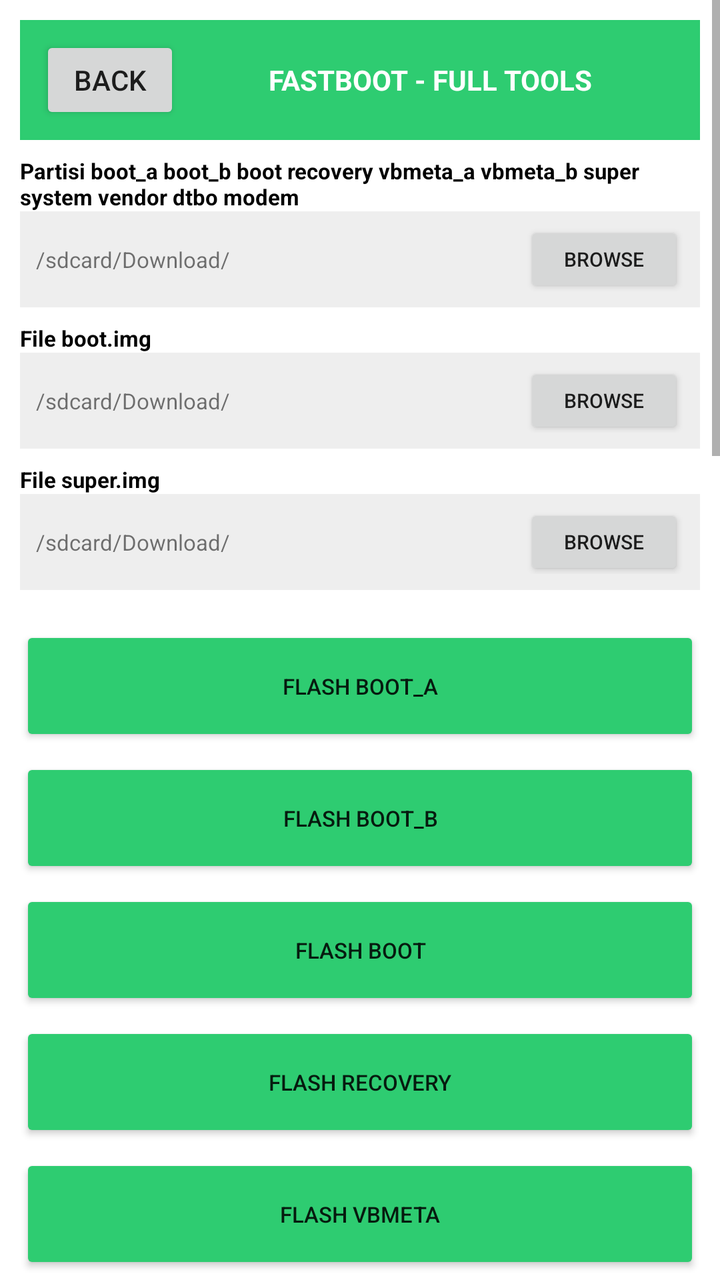
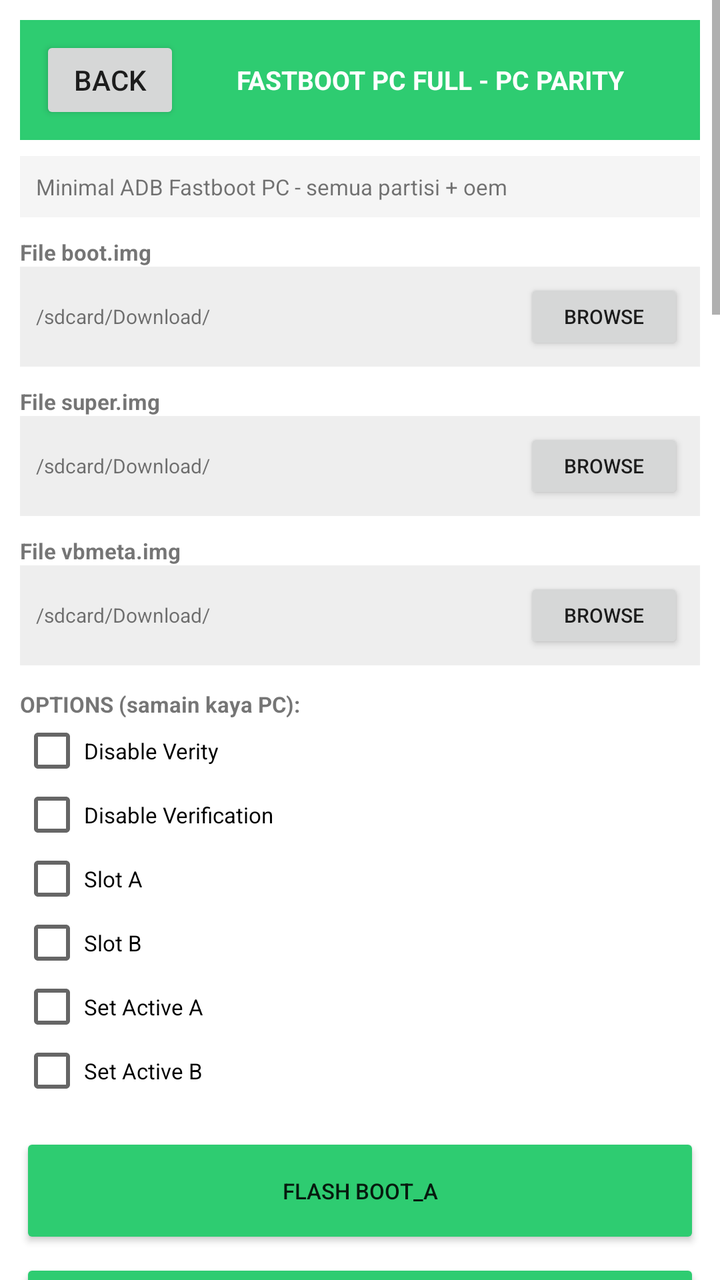

An Android layout rendered at two revisions. The XML below is the earlier revision; the diff shows what the commit changed to produce the second picture.
<!-- AndroidManifest.xml: application theme Theme.OTGFlasher -->
<!-- res/layout/activity_fastboot.xml -->
<?xml version="1.0" encoding="utf-8"?>
<ScrollView xmlns:android="http://schemas.android.com/apk/res/android" android:layout_width="match_parent" android:layout_height="match_parent" android:background="#FFFFFF">
<LinearLayout android:orientation="vertical" android:layout_width="match_parent" android:layout_height="wrap_content" android:padding="10dp">
<LinearLayout android:orientation="horizontal" android:layout_width="match_parent" android:layout_height="60dp" android:background="#2ECC71" android:gravity="center_vertical" android:padding="10dp"><Button android:id="@+id/btnBack" android:text="BACK" android:layout_width="70dp" android:layout_height="44dp"/><TextView android:text="FASTBOOT - FULL TOOLS" android:textSize="14sp" android:textStyle="bold" android:textColor="#FFFFFF" android:layout_width="0dp" android:layout_weight="1" android:layout_height="wrap_content" android:gravity="center"/></LinearLayout>
<TextView android:text="Partisi boot_a boot_b boot recovery vbmeta_a vbmeta_b super system vendor dtbo modem" android:textSize="11sp" android:textColor="#000000" android:layout_width="match_parent" android:layout_height="wrap_content" android:layout_marginTop="8dp" android:textStyle="bold"/>
<LinearLayout android:orientation="horizontal" android:layout_width="match_parent" android:layout_height="48dp" android:background="#EEEEEE" android:gravity="center_vertical" android:padding="8dp"><TextView android:id="@+id/txt_Partisi_boot_a_boot_b_boot_recovery_vbmeta_a_vbmeta_b_super_system_vendor_dtbo_modem" android:text="/sdcard/Download/" android:textSize="11sp" android:layout_width="0dp" android:layout_weight="1" android:layout_height="wrap_content"/><Button android:id="@+id/btn_Partisi_boot_a_boot_b_boot_recovery_vbmeta_a_vbmeta_b_super_system_vendor_dtbo_modem" android:text="BROWSE" android:layout_width="80dp" android:layout_height="38dp" android:textSize="10sp"/></LinearLayout>
<TextView android:text="File boot.img" android:textSize="11sp" android:textColor="#000000" android:layout_width="match_parent" android:layout_height="wrap_content" android:layout_marginTop="8dp" android:textStyle="bold"/>
<LinearLayout android:orientation="horizontal" android:layout_width="match_parent" android:layout_height="48dp" android:background="#EEEEEE" android:gravity="center_vertical" android:padding="8dp"><TextView android:id="@+id/txt_File_boot.img" android:text="/sdcard/Download/" android:textSize="11sp" android:layout_width="0dp" android:layout_weight="1" android:layout_height="wrap_content"/><Button android:id="@+id/btn_File_boot.img" android:text="BROWSE" android:layout_width="80dp" android:layout_height="38dp" android:textSize="10sp"/></LinearLayout>
<TextView android:text="File super.img" android:textSize="11sp" android:textColor="#000000" android:layout_width="match_parent" android:layout_height="wrap_content" android:layout_marginTop="8dp" android:textStyle="bold"/>
<LinearLayout android:orientation="horizontal" android:layout_width="match_parent" android:layout_height="48dp" android:background="#EEEEEE" android:gravity="center_vertical" android:padding="8dp"><TextView android:id="@+id/txt_File_super.img" android:text="/sdcard/Download/" android:textSize="11sp" android:layout_width="0dp" android:layout_weight="1" android:layout_height="wrap_content"/><Button android:id="@+id/btn_File_super.img" android:text="BROWSE" android:layout_width="80dp" android:layout_height="38dp" android:textSize="10sp"/></LinearLayout>

<LinearLayout android:orientation="vertical" android:layout_width="match_parent" android:layout_height="wrap_content" android:layout_marginTop="12dp">
<Button android:id="@+id/btn_FLASH_boot_a" android:text="FLASH boot_a" android:layout_width="match_parent" android:layout_height="60dp" android:textSize="11sp" android:layout_marginTop="6dp" android:backgroundTint="#2ECC71"/>
<Button android:id="@+id/btn_FLASH_boot_b" android:text="FLASH boot_b" android:layout_width="match_parent" android:layout_height="60dp" android:textSize="11sp" android:layout_marginTop="6dp" android:backgroundTint="#2ECC71"/>
<Button android:id="@+id/btn_FLASH_boot" android:text="FLASH boot" android:layout_width="match_parent" android:layout_height="60dp" android:textSize="11sp" android:layout_marginTop="6dp" android:backgroundTint="#2ECC71"/>
<Button android:id="@+id/btn_FLASH_recovery" android:text="FLASH recovery" android:layout_width="match_parent" android:layout_height="60dp" android:textSize="11sp" android:layout_marginTop="6dp" android:backgroundTint="#2ECC71"/>
<Button android:id="@+id/btn_FLASH_vbmeta" android:text="FLASH vbmeta" android:layout_width="match_parent" android:layout_height="60dp" android:textSize="11sp" android:layout_marginTop="6dp" android:backgroundTint="#2ECC71"/>
<Button android:id="@+id/btn_FLASH_vbmeta_a" android:text="FLASH vbmeta_a" android:layout_width="match_parent" android:layout_height="60dp" android:textSize="11sp" android:layout_marginTop="6dp" android:backgroundTint="#2ECC71"/>
<Button android:id="@+id/btn_FLASH_super" android:text="FLASH super" android:layout_width="match_parent" android:layout_height="60dp" android:textSize="11sp" android:layout_marginTop="6dp" android:backgroundTint="#2ECC71"/>
<Button android:id="@+id/btn_FLASH_system" android:text="FLASH system" android:layout_width="match_parent" android:layout_height="60dp" android:textSize="11sp" android:layout_marginTop="6dp" android:backgroundTint="#2ECC71"/>
<Button android:id="@+id/btn_ERASE_frp" android:text="ERASE frp" android:layout_width="match_parent" android:layout_height="60dp" android:textSize="11sp" android:layout_marginTop="6dp" android:backgroundTint="#2ECC71"/>
<Button android:id="@+id/btn_ERASE_userdata" android:text="ERASE userdata" android:layout_width="match_parent" android:layout_height="60dp" android:textSize="11sp" android:layout_marginTop="6dp" android:backgroundTint="#2ECC71"/>
<Button android:id="@+id/btn_SET_ACTIVE_A" android:text="SET ACTIVE A" android:layout_width="match_parent" android:layout_height="60dp" android:textSize="11sp" android:layout_marginTop="6dp" android:backgroundTint="#2ECC71"/>
<Button android:id="@+id/btn_SET_ACTIVE_B" android:text="SET ACTIVE B" android:layout_width="match_parent" android:layout_height="60dp" android:textSize="11sp" android:layout_marginTop="6dp" android:backgroundTint="#2ECC71"/>
<Button android:id="@+id/btn_REBOOT_bootloader" android:text="REBOOT bootloader" android:layout_width="match_parent" android:layout_height="60dp" android:textSize="11sp" android:layout_marginTop="6dp" android:backgroundTint="#2ECC71"/>
<Button android:id="@+id/btn_REBOOT_system" android:text="REBOOT system" android:layout_width="match_parent" android:layout_height="60dp" android:textSize="11sp" android:layout_marginTop="6dp" android:backgroundTint="#2ECC71"/>
<Button android:id="@+id/btn_UNLOCK_BL" android:text="UNLOCK BL" android:layout_width="match_parent" android:layout_height="60dp" android:textSize="11sp" android:layout_marginTop="6dp" android:backgroundTint="#2ECC71"/>
<Button android:id="@+id/btn_LOCK_BL" android:text="LOCK BL" android:layout_width="match_parent" android:layout_height="60dp" android:textSize="11sp" android:layout_marginTop="6dp" android:backgroundTint="#2ECC71"/>
<Button android:id="@+id/btn_OEM_device-info" android:text="OEM device-info" android:layout_width="match_parent" android:layout_height="60dp" android:textSize="11sp" android:layout_marginTop="6dp" android:backgroundTint="#2ECC71"/>

</LinearLayout>
<ProgressBar android:id="@+id/progressBar" style="?android:attr/progressBarStyleHorizontal" android:layout_width="match_parent" android:layout_height="18dp" android:max="100" android:layout_marginTop="12dp"/>
<TextView android:id="@+id/txtDetail" android:text="Ready - Full Tools" android:textSize="11sp" android:layout_width="match_parent" android:layout_height="wrap_content" android:layout_marginTop="6dp"/>
<TextView android:id="@+id/logView" android:text="LOG FASTBOOT - FULL" android:textSize="10sp" android:background="#111111" android:textColor="#00FF00" android:padding="8dp" android:layout_width="match_parent" android:layout_height="300dp" android:layout_marginTop="8dp"/>
</LinearLayout></ScrollView>
<!-- resources referenced by this layout -->
<resources>
  <style name="Theme.OTGFlasher" parent="android:Theme.Material.Light.NoActionBar" />
</resources>

<!-- the commit's change to res/layout/activity_fastboot.xml (unified diff, before → after) -->
@@ -1,35 +1,49 @@
 <?xml version="1.0" encoding="utf-8"?>
 <ScrollView xmlns:android="http://schemas.android.com/apk/res/android" android:layout_width="match_parent" android:layout_height="match_parent" android:background="#FFFFFF">
 <LinearLayout android:orientation="vertical" android:layout_width="match_parent" android:layout_height="wrap_content" android:padding="10dp">
-<LinearLayout android:orientation="horizontal" android:layout_width="match_parent" android:layout_height="60dp" android:background="#2ECC71" android:gravity="center_vertical" android:padding="10dp"><Button android:id="@+id/btnBack" android:text="BACK" android:layout_width="70dp" android:layout_height="44dp"/><TextView android:text="FASTBOOT - FULL TOOLS" android:textSize="14sp" android:textStyle="bold" android:textColor="#FFFFFF" android:layout_width="0dp" android:layout_weight="1" android:layout_height="wrap_content" android:gravity="center"/></LinearLayout>
-<TextView android:text="Partisi boot_a boot_b boot recovery vbmeta_a vbmeta_b super system vendor dtbo modem" android:textSize="11sp" android:textColor="#000000" android:layout_width="match_parent" android:layout_height="wrap_content" android:layout_marginTop="8dp" android:textStyle="bold"/>
-<LinearLayout android:orientation="horizontal" android:layout_width="match_parent" android:layout_height="48dp" android:background="#EEEEEE" android:gravity="center_vertical" android:padding="8dp"><TextView android:id="@+id/txt_Partisi_boot_a_boot_b_boot_recovery_vbmeta_a_vbmeta_b_super_system_vendor_dtbo_modem" android:text="/sdcard/Download/" android:textSize="11sp" android:layout_width="0dp" android:layout_weight="1" android:layout_height="wrap_content"/><Button android:id="@+id/btn_Partisi_boot_a_boot_b_boot_recovery_vbmeta_a_vbmeta_b_super_system_vendor_dtbo_modem" android:text="BROWSE" android:layout_width="80dp" android:layout_height="38dp" android:textSize="10sp"/></LinearLayout>
-<TextView android:text="File boot.img" android:textSize="11sp" android:textColor="#000000" android:layout_width="match_parent" android:layout_height="wrap_content" android:layout_marginTop="8dp" android:textStyle="bold"/>
-<LinearLayout android:orientation="horizontal" android:layout_width="match_parent" android:layout_height="48dp" android:background="#EEEEEE" android:gravity="center_vertical" android:padding="8dp"><TextView android:id="@+id/txt_File_boot.img" android:text="/sdcard/Download/" android:textSize="11sp" android:layout_width="0dp" android:layout_weight="1" android:layout_height="wrap_content"/><Button android:id="@+id/btn_File_boot.img" android:text="BROWSE" android:layout_width="80dp" android:layout_height="38dp" android:textSize="10sp"/></LinearLayout>
-<TextView android:text="File super.img" android:textSize="11sp" android:textColor="#000000" android:layout_width="match_parent" android:layout_height="wrap_content" android:layout_marginTop="8dp" android:textStyle="bold"/>
-<LinearLayout android:orientation="horizontal" android:layout_width="match_parent" android:layout_height="48dp" android:background="#EEEEEE" android:gravity="center_vertical" android:padding="8dp"><TextView android:id="@+id/txt_File_super.img" android:text="/sdcard/Download/" android:textSize="11sp" android:layout_width="0dp" android:layout_weight="1" android:layout_height="wrap_content"/><Button android:id="@+id/btn_File_super.img" android:text="BROWSE" android:layout_width="80dp" android:layout_height="38dp" android:textSize="10sp"/></LinearLayout>
+<LinearLayout android:orientation="horizontal" android:layout_width="match_parent" android:layout_height="60dp" android:background="#2ECC71" android:gravity="center_vertical" android:padding="10dp"><Button android:id="@+id/btnBack" android:text="BACK" android:layout_width="70dp" android:layout_height="44dp"/><TextView android:text="FASTBOOT PC FULL - PC PARITY" android:textSize="13sp" android:textStyle="bold" android:textColor="#FFFFFF" android:layout_width="0dp" android:layout_weight="1" android:layout_height="wrap_content" android:gravity="center"/></LinearLayout>
+<TextView android:text="Minimal ADB Fastboot PC - semua partisi + oem" android:textSize="11sp" android:background="#F5F5F5" android:padding="8dp" android:layout_width="match_parent" android:layout_height="wrap_content" android:layout_marginTop="8dp"/>
+<TextView android:text="File boot.img" android:textSize="11sp" android:textStyle="bold" android:layout_width="match_parent" android:layout_height="wrap_content" android:layout_marginTop="10dp"/><LinearLayout android:orientation="horizontal" android:layout_width="match_parent" android:layout_height="50dp" android:background="#EEEEEE" android:gravity="center_vertical" android:padding="8dp"><TextView android:id="@+id/txt_File_boot.img" android:text="/sdcard/Download/" android:textSize="10sp" android:layout_width="0dp" android:layout_weight="1" android:layout_height="wrap_content"/><Button android:id="@+id/btn_File_boot.img" android:text="BROWSE" android:layout_width="80dp" android:layout_height="38dp" android:textSize="10sp"/></LinearLayout>
+<TextView android:text="File super.img" android:textSize="11sp" android:textStyle="bold" android:layout_width="match_parent" android:layout_height="wrap_content" android:layout_marginTop="10dp"/><LinearLayout android:orientation="horizontal" android:layout_width="match_parent" android:layout_height="50dp" android:background="#EEEEEE" android:gravity="center_vertical" android:padding="8dp"><TextView android:id="@+id/txt_File_super.img" android:text="/sdcard/Download/" android:textSize="10sp" android:layout_width="0dp" android:layout_weight="1" android:layout_height="wrap_content"/><Button android:id="@+id/btn_File_super.img" android:text="BROWSE" android:layout_width="80dp" android:layout_height="38dp" android:textSize="10sp"/></LinearLayout>
+<TextView android:text="File vbmeta.img" android:textSize="11sp" android:textStyle="bold" android:layout_width="match_parent" android:layout_height="wrap_content" android:layout_marginTop="10dp"/><LinearLayout android:orientation="horizontal" android:layout_width="match_parent" android:layout_height="50dp" android:background="#EEEEEE" android:gravity="center_vertical" android:padding="8dp"><TextView android:id="@+id/txt_File_vbmeta.img" android:text="/sdcard/Download/" android:textSize="10sp" android:layout_width="0dp" android:layout_weight="1" android:layout_height="wrap_content"/><Button android:id="@+id/btn_File_vbmeta.img" android:text="BROWSE" android:layout_width="80dp" android:layout_height="38dp" android:textSize="10sp"/></LinearLayout>
 
-<LinearLayout android:orientation="vertical" android:layout_width="match_parent" android:layout_height="wrap_content" android:layout_marginTop="12dp">
-<Button android:id="@+id/btn_FLASH_boot_a" android:text="FLASH boot_a" android:layout_width="match_parent" android:layout_height="60dp" android:textSize="11sp" android:layout_marginTop="6dp" android:backgroundTint="#2ECC71"/>
-<Button android:id="@+id/btn_FLASH_boot_b" android:text="FLASH boot_b" android:layout_width="match_parent" android:layout_height="60dp" android:textSize="11sp" android:layout_marginTop="6dp" android:backgroundTint="#2ECC71"/>
-<Button android:id="@+id/btn_FLASH_boot" android:text="FLASH boot" android:layout_width="match_parent" android:layout_height="60dp" android:textSize="11sp" android:layout_marginTop="6dp" android:backgroundTint="#2ECC71"/>
-<Button android:id="@+id/btn_FLASH_recovery" android:text="FLASH recovery" android:layout_width="match_parent" android:layout_height="60dp" android:textSize="11sp" android:layout_marginTop="6dp" android:backgroundTint="#2ECC71"/>
-<Button android:id="@+id/btn_FLASH_vbmeta" android:text="FLASH vbmeta" android:layout_width="match_parent" android:layout_height="60dp" android:textSize="11sp" android:layout_marginTop="6dp" android:backgroundTint="#2ECC71"/>
-<Button android:id="@+id/btn_FLASH_vbmeta_a" android:text="FLASH vbmeta_a" android:layout_width="match_parent" android:layout_height="60dp" android:textSize="11sp" android:layout_marginTop="6dp" android:backgroundTint="#2ECC71"/>
-<Button android:id="@+id/btn_FLASH_super" android:text="FLASH super" android:layout_width="match_parent" android:layout_height="60dp" android:textSize="11sp" android:layout_marginTop="6dp" android:backgroundTint="#2ECC71"/>
-<Button android:id="@+id/btn_FLASH_system" android:text="FLASH system" android:layout_width="match_parent" android:layout_height="60dp" android:textSize="11sp" android:layout_marginTop="6dp" android:backgroundTint="#2ECC71"/>
-<Button android:id="@+id/btn_ERASE_frp" android:text="ERASE frp" android:layout_width="match_parent" android:layout_height="60dp" android:textSize="11sp" android:layout_marginTop="6dp" android:backgroundTint="#2ECC71"/>
-<Button android:id="@+id/btn_ERASE_userdata" android:text="ERASE userdata" android:layout_width="match_parent" android:layout_height="60dp" android:textSize="11sp" android:layout_marginTop="6dp" android:backgroundTint="#2ECC71"/>
-<Button android:id="@+id/btn_SET_ACTIVE_A" android:text="SET ACTIVE A" android:layout_width="match_parent" android:layout_height="60dp" android:textSize="11sp" android:layout_marginTop="6dp" android:backgroundTint="#2ECC71"/>
-<Button android:id="@+id/btn_SET_ACTIVE_B" android:text="SET ACTIVE B" android:layout_width="match_parent" android:layout_height="60dp" android:textSize="11sp" android:layout_marginTop="6dp" android:backgroundTint="#2ECC71"/>
-<Button android:id="@+id/btn_REBOOT_bootloader" android:text="REBOOT bootloader" android:layout_width="match_parent" android:layout_height="60dp" android:textSize="11sp" android:layout_marginTop="6dp" android:backgroundTint="#2ECC71"/>
-<Button android:id="@+id/btn_REBOOT_system" android:text="REBOOT system" android:layout_width="match_parent" android:layout_height="60dp" android:textSize="11sp" android:layout_marginTop="6dp" android:backgroundTint="#2ECC71"/>
-<Button android:id="@+id/btn_UNLOCK_BL" android:text="UNLOCK BL" android:layout_width="match_parent" android:layout_height="60dp" android:textSize="11sp" android:layout_marginTop="6dp" android:backgroundTint="#2ECC71"/>
-<Button android:id="@+id/btn_LOCK_BL" android:text="LOCK BL" android:layout_width="match_parent" android:layout_height="60dp" android:textSize="11sp" android:layout_marginTop="6dp" android:backgroundTint="#2ECC71"/>
-<Button android:id="@+id/btn_OEM_device-info" android:text="OEM device-info" android:layout_width="match_parent" android:layout_height="60dp" android:textSize="11sp" android:layout_marginTop="6dp" android:backgroundTint="#2ECC71"/>
+<TextView android:text="OPTIONS (samain kaya PC):" android:textSize="11sp" android:textStyle="bold" android:layout_width="match_parent" android:layout_height="wrap_content" android:layout_marginTop="12dp"/>
+<CheckBox android:id="@+id/cb_Disable_Verity" android:text="Disable Verity" android:layout_width="match_parent" android:layout_height="wrap_content" android:textSize="11sp"/>
+<CheckBox android:id="@+id/cb_Disable_Verification" android:text="Disable Verification" android:layout_width="match_parent" android:layout_height="wrap_content" android:textSize="11sp"/>
+<CheckBox android:id="@+id/cb_Slot_A" android:text="Slot A" android:layout_width="match_parent" android:layout_height="wrap_content" android:textSize="11sp"/>
+<CheckBox android:id="@+id/cb_Slot_B" android:text="Slot B" android:layout_width="match_parent" android:layout_height="wrap_content" android:textSize="11sp"/>
+<CheckBox android:id="@+id/cb_Set_Active_A" android:text="Set Active A" android:layout_width="match_parent" android:layout_height="wrap_content" android:textSize="11sp"/>
+<CheckBox android:id="@+id/cb_Set_Active_B" android:text="Set Active B" android:layout_width="match_parent" android:layout_height="wrap_content" android:textSize="11sp"/>
+
+<LinearLayout android:orientation="vertical" android:layout_width="match_parent" android:layout_height="wrap_content" android:layout_marginTop="10dp">
+<Button android:id="@+id/btn_FLASH_boot_a" android:text="FLASH boot_a" android:layout_width="match_parent" android:layout_height="58dp" android:textSize="11sp" android:layout_marginTop="5dp" android:backgroundTint="#2ECC71"/>
+<Button android:id="@+id/btn_FLASH_boot_b" android:text="FLASH boot_b" android:layout_width="match_parent" android:layout_height="58dp" android:textSize="11sp" android:layout_marginTop="5dp" android:backgroundTint="#2ECC71"/>
+<Button android:id="@+id/btn_FLASH_boot" android:text="FLASH boot" android:layout_width="match_parent" android:layout_height="58dp" android:textSize="11sp" android:layout_marginTop="5dp" android:backgroundTint="#2ECC71"/>
+<Button android:id="@+id/btn_FLASH_recovery" android:text="FLASH recovery" android:layout_width="match_parent" android:layout_height="58dp" android:textSize="11sp" android:layout_marginTop="5dp" android:backgroundTint="#2ECC71"/>
+<Button android:id="@+id/btn_FLASH_vbmeta" android:text="FLASH vbmeta" android:layout_width="match_parent" android:layout_height="58dp" android:textSize="11sp" android:layout_marginTop="5dp" android:backgroundTint="#2ECC71"/>
+<Button android:id="@+id/btn_FLASH_vbmeta_a" android:text="FLASH vbmeta_a" android:layout_width="match_parent" android:layout_height="58dp" android:textSize="11sp" android:layout_marginTop="5dp" android:backgroundTint="#2ECC71"/>
+<Button android:id="@+id/btn_FLASH_vbmeta_b" android:text="FLASH vbmeta_b" android:layout_width="match_parent" android:layout_height="58dp" android:textSize="11sp" android:layout_marginTop="5dp" android:backgroundTint="#2ECC71"/>
+<Button android:id="@+id/btn_FLASH_super" android:text="FLASH super" android:layout_width="match_parent" android:layout_height="58dp" android:textSize="11sp" android:layout_marginTop="5dp" android:backgroundTint="#2ECC71"/>
+<Button android:id="@+id/btn_FLASH_system" android:text="FLASH system" android:layout_width="match_parent" android:layout_height="58dp" android:textSize="11sp" android:layout_marginTop="5dp" android:backgroundTint="#2ECC71"/>
+<Button android:id="@+id/btn_FLASH_vendor" android:text="FLASH vendor" android:layout_width="match_parent" android:layout_height="58dp" android:textSize="11sp" android:layout_marginTop="5dp" android:backgroundTint="#2ECC71"/>
+<Button android:id="@+id/btn_FLASH_dtbo" android:text="FLASH dtbo" android:layout_width="match_parent" android:layout_height="58dp" android:textSize="11sp" android:layout_marginTop="5dp" android:backgroundTint="#2ECC71"/>
+<Button android:id="@+id/btn_FLASH_modem" android:text="FLASH modem" android:layout_width="match_parent" android:layout_height="58dp" android:textSize="11sp" android:layout_marginTop="5dp" android:backgroundTint="#2ECC71"/>
+<Button android:id="@+id/btn_ERASE_frp" android:text="ERASE frp" android:layout_width="match_parent" android:layout_height="58dp" android:textSize="11sp" android:layout_marginTop="5dp" android:backgroundTint="#2ECC71"/>
+<Button android:id="@+id/btn_ERASE_userdata" android:text="ERASE userdata" android:layout_width="match_parent" android:layout_height="58dp" android:textSize="11sp" android:layout_marginTop="5dp" android:backgroundTint="#2ECC71"/>
+<Button android:id="@+id/btn_ERASE_cache" android:text="ERASE cache" android:layout_width="match_parent" android:layout_height="58dp" android:textSize="11sp" android:layout_marginTop="5dp" android:backgroundTint="#2ECC71"/>
+<Button android:id="@+id/btn_GETVAR_all" android:text="GETVAR all" android:layout_width="match_parent" android:layout_height="58dp" android:textSize="11sp" android:layout_marginTop="5dp" android:backgroundTint="#2ECC71"/>
+<Button android:id="@+id/btn_GETVAR_unlocked" android:text="GETVAR unlocked" android:layout_width="match_parent" android:layout_height="58dp" android:textSize="11sp" android:layout_marginTop="5dp" android:backgroundTint="#2ECC71"/>
+<Button android:id="@+id/btn_OEM_device-info" android:text="OEM device-info" android:layout_width="match_parent" android:layout_height="58dp" android:textSize="11sp" android:layout_marginTop="5dp" android:backgroundTint="#2ECC71"/>
+<Button android:id="@+id/btn_FLASHING_unlock" android:text="FLASHING unlock" android:layout_width="match_parent" android:layout_height="58dp" android:textSize="11sp" android:layout_marginTop="5dp" android:backgroundTint="#2ECC71"/>
+<Button android:id="@+id/btn_FLASHING_lock" android:text="FLASHING lock" android:layout_width="match_parent" android:layout_height="58dp" android:textSize="11sp" android:layout_marginTop="5dp" android:backgroundTint="#2ECC71"/>
+<Button android:id="@+id/btn_OEM_unlock-go" android:text="OEM unlock-go" android:layout_width="match_parent" android:layout_height="58dp" android:textSize="11sp" android:layout_marginTop="5dp" android:backgroundTint="#2ECC71"/>
+<Button android:id="@+id/btn_REBOOT_bootloader" android:text="REBOOT bootloader" android:layout_width="match_parent" android:layout_height="58dp" android:textSize="11sp" android:layout_marginTop="5dp" android:backgroundTint="#2ECC71"/>
+<Button android:id="@+id/btn_REBOOT_recovery" android:text="REBOOT recovery" android:layout_width="match_parent" android:layout_height="58dp" android:textSize="11sp" android:layout_marginTop="5dp" android:backgroundTint="#2ECC71"/>
+<Button android:id="@+id/btn_REBOOT_edl" android:text="REBOOT edl" android:layout_width="match_parent" android:layout_height="58dp" android:textSize="11sp" android:layout_marginTop="5dp" android:backgroundTint="#2ECC71"/>
+<Button android:id="@+id/btn_REBOOT_system" android:text="REBOOT system" android:layout_width="match_parent" android:layout_height="58dp" android:textSize="11sp" android:layout_marginTop="5dp" android:backgroundTint="#2ECC71"/>
 
 </LinearLayout>
-<ProgressBar android:id="@+id/progressBar" style="?android:attr/progressBarStyleHorizontal" android:layout_width="match_parent" android:layout_height="18dp" android:max="100" android:layout_marginTop="12dp"/>
-<TextView android:id="@+id/txtDetail" android:text="Ready - Full Tools" android:textSize="11sp" android:layout_width="match_parent" android:layout_height="wrap_content" android:layout_marginTop="6dp"/>
-<TextView android:id="@+id/logView" android:text="LOG FASTBOOT - FULL" android:textSize="10sp" android:background="#111111" android:textColor="#00FF00" android:padding="8dp" android:layout_width="match_parent" android:layout_height="300dp" android:layout_marginTop="8dp"/>
+<ProgressBar android:id="@+id/progressBar" style="?android:attr/progressBarStyleHorizontal" android:layout_width="match_parent" android:layout_height="16dp" android:max="100" android:layout_marginTop="12dp"/>
+<TextView android:id="@+id/txtDetail" android:text="Ready PC Parity" android:textSize="11sp" android:layout_width="match_parent" android:layout_height="wrap_content" android:layout_marginTop="5dp"/>
+<TextView android:id="@+id/logView" android:text="LOG FASTBOOT PC FULL PC PARITY - semua fungsi jalan" android:textSize="10sp" android:background="#111111" android:textColor="#00FF00" android:padding="8dp" android:layout_width="match_parent" android:layout_height="400dp" android:layout_marginTop="8dp"/>
 </LinearLayout></ScrollView>
